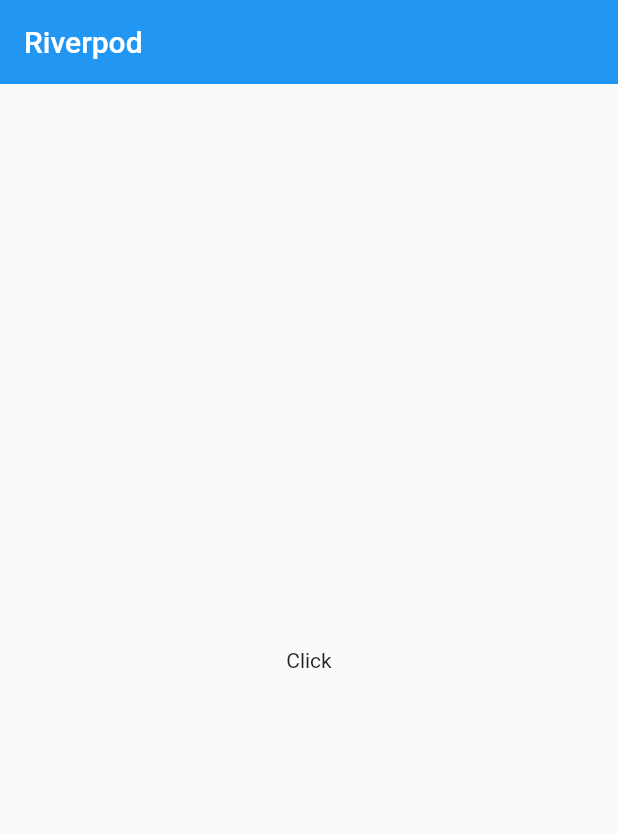
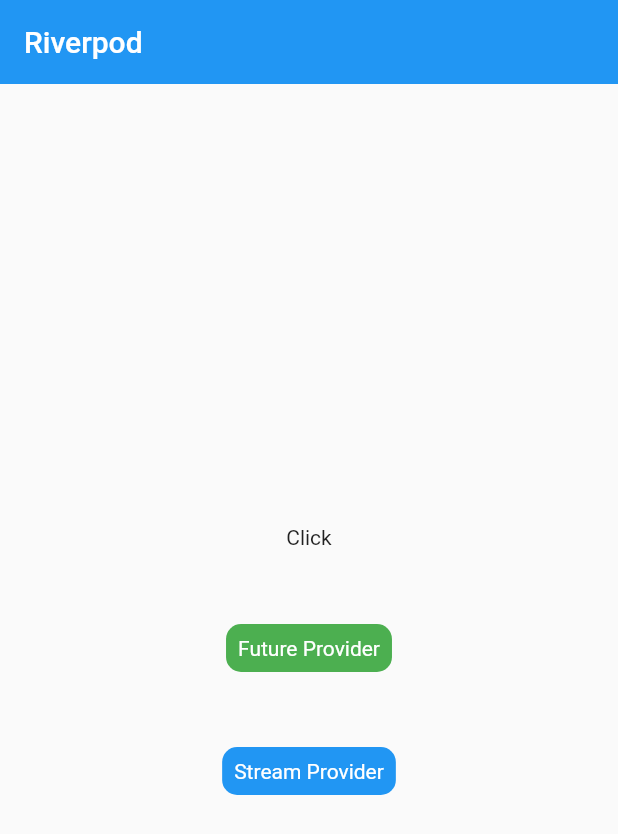
Before and after one commit to hapo-nghialt/flutter_riverpod_base, a Flutter app: the screen it shows after launch, on a phone screen of 412 x 824 dp. Shown: the top 834 px of the screen. Run offline on Flutter 3.47's test engine with Material 2 defaults, Android fonts, the phone set to English and light mode, and no system bars; our stand-ins replace dio, hooks_riverpod, riverpod.

Commit message:
future and streams

```diff
--- a/lib/core/constants/api_constants.dart
+++ b/lib/core/constants/api_constants.dart
@@ -1,5 +1,7 @@
 class ApiConstants {
   ApiConstants._();
+  static const USER_API = 'https://jsonplaceholder.typicode.com/users';
+  static const PHOTO_API = 'https://jsonplaceholder.typicode.com/photos';
 
-  static const USER_API = 'https://jsonplaceholder.typicode.com/users';
+
 }
--- a/lib/main.dart
+++ b/lib/main.dart
@@ -17,7 +17,7 @@ class MyApp extends StatelessWidget {
       theme: ThemeData(
         primarySwatch: Colors.blue,
       ),
-      home: HomeScreen(),
+      home: const HomeScreen(),
     );
   }
 }
--- a/lib/screens/home_screen.dart
+++ b/lib/screens/home_screen.dart
@@ -1,4 +1,7 @@
 import 'package:flutter/material.dart';
+import 'package:riverpod/riverpod.dart';
+import 'package:riverpod_base/screens/future_screen.dart';
+import 'package:riverpod_base/screens/time_screen.dart';
 import 'package:riverpod_base/screens/user_screen.dart';
 
 class HomeScreen extends StatelessWidget {
@@ -12,7 +15,11 @@ class HomeScreen extends StatelessWidget {
         elevation: 0,
       ),
       body: Center(
-        child: GestureDetector(
+        child: Column(
+          mainAxisAlignment: MainAxisAlignment.center,
+          crossAxisAlignment: CrossAxisAlignment.center,
+          children: [
+            GestureDetector(
               onTap: () {
                 Navigator.push(
                   context,
@@ -21,6 +28,52 @@ class HomeScreen extends StatelessWidget {
               },
               child: const Text('Click'),
             ),
+            const SizedBox(
+              height: 50,
+            ),
+            GestureDetector(
+              onTap: () {
+                Navigator.push(
+                  context,
+                  MaterialPageRoute(builder: (context) => const FutureScreen()),
+                );
+              },
+              child: Container(
+                decoration: BoxDecoration(
+                  color: Colors.green,
+                  borderRadius: BorderRadius.circular(10),
+                ),
+                padding: const EdgeInsets.all(8),
+                child: const Text(
+                  'Future Provider',
+                  style: TextStyle(color: Colors.white),
+                ),
+              ),
+            ),
+            const SizedBox(
+              height: 50,
+            ),
+            GestureDetector(
+              onTap: () {
+                Navigator.push(
+                  context,
+                  MaterialPageRoute(builder: (context) => const TimeScreen()),
+                );
+              },
+              child: Container(
+                decoration: BoxDecoration(
+                  color: Colors.blue,
+                  borderRadius: BorderRadius.circular(10),
+                ),
+                padding: const EdgeInsets.all(8),
+                child: const Text(
+                  'Stream Provider',
+                  style: TextStyle(color: Colors.white),
+                ),
+              ),
+            ),
+          ],
+        ),
       ),
     );
   }
--- a/pubspec.yaml
+++ b/pubspec.yaml
@@ -19,6 +19,7 @@ dependencies:
   json_annotation: ^4.6.0
   build_runner: ^2.2.0
   dio: ^4.0.6
+  intl: ^0.18.0
 
 dev_dependencies:
   flutter_test:
```
Also changed, not shown: lib/models/photo.dart (added, +24 -0 lines), lib/providers/photo_provider.dart (added, +15 -0 lines), lib/screens/future_screen.dart (added, +45 -0 lines), lib/screens/time_screen.dart (added, +43 -0 lines), lib/services/photo_service.dart (added, +23 -0 lines), lib/models/photo.g.dart (added), pubspec.lock, 5 other files. Lines whose indentation alone changed are shown as unchanged.
